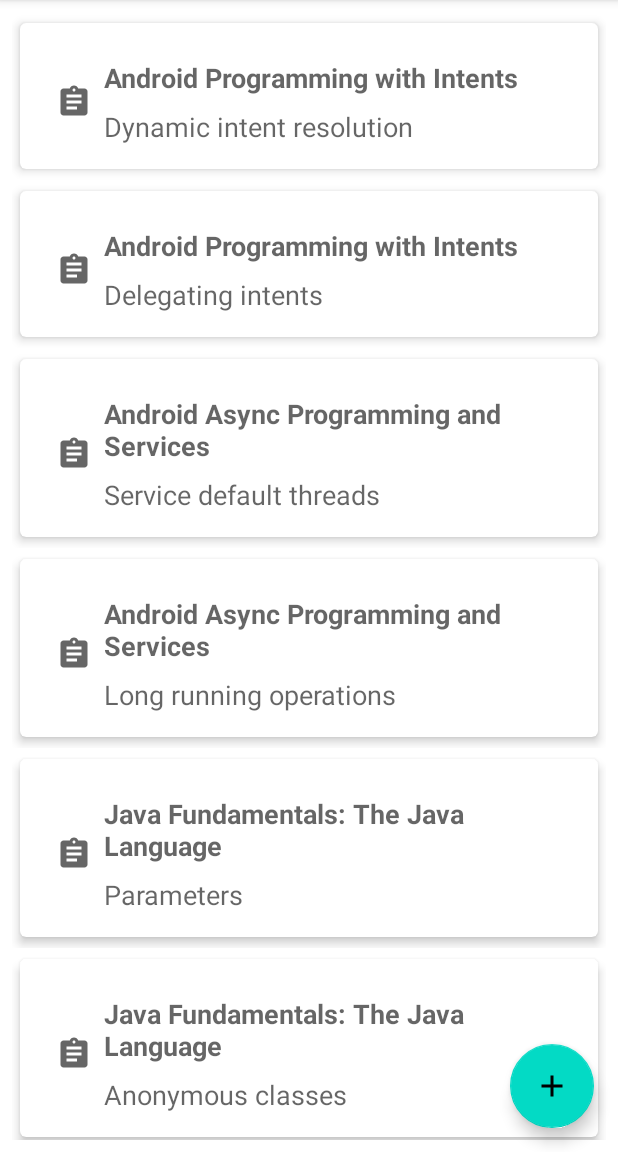
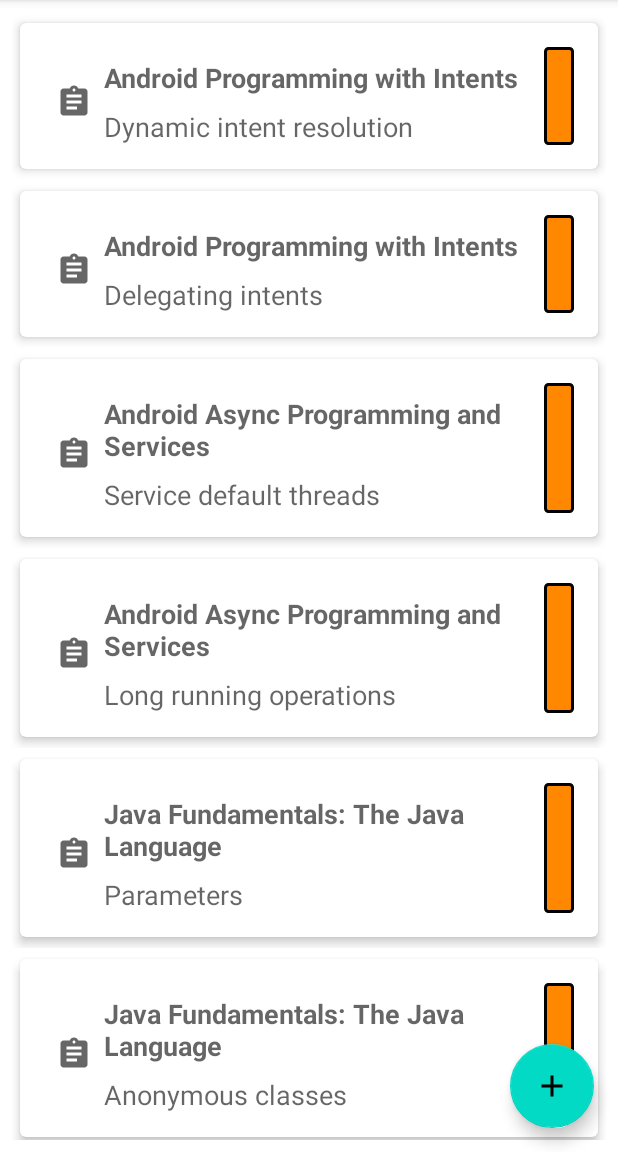
Before and after one commit to MohamedMohy9192/note-keeper, an Android app: the screen it shows after launch (NoteListActivity), on a phone screen of 412 x 824 dp, the part 84-1236 px from its top. Run offline under Robolectric (Android 15) with nearby library versions, the phone set to English and light mode, and no system bars.

Commit message:
Create shape drawable resource to add polish to note list item

```diff
--- a/app/src/main/res/drawable/red_rectangle.xml
+++ b/app/src/main/res/drawable/red_rectangle.xml
@@ -1,4 +1,8 @@
 <?xml version="1.0" encoding="utf-8"?>
-<shape xmlns:android="http://schemas.android.com/apk/res/android">
+<shape xmlns:android="http://schemas.android.com/apk/res/android"
+    android:shape="rectangle">
+    <solid android:color="@android:color/holo_orange_dark"/>
+    <stroke android:width="2dp" android:color="@android:color/black"/>
+    <corners android:radius="2dp"/>
 
 </shape>
--- a/app/src/main/res/layout/note_list_item.xml
+++ b/app/src/main/res/layout/note_list_item.xml
@@ -38,7 +38,7 @@
                 android:layout_marginEnd="8dp"
                 android:textAppearance="@style/TextAppearance.AppCompat.Medium"
                 android:textStyle="bold"
-                app:layout_constraintEnd_toEndOf="parent"
+                app:layout_constraintEnd_toStartOf="@+id/imageView2"
                 app:layout_constraintStart_toEndOf="@+id/imageView"
                 app:layout_constraintTop_toTopOf="parent"
                 tools:text="TextView" />
@@ -51,10 +51,19 @@
                 android:layout_marginTop="8dp"
                 android:layout_marginEnd="8dp"
                 android:textAppearance="@style/TextAppearance.AppCompat.Medium"
-                app:layout_constraintEnd_toEndOf="parent"
+                app:layout_constraintEnd_toStartOf="@+id/imageView2"
                 app:layout_constraintStart_toEndOf="@+id/imageView"
                 app:layout_constraintTop_toBottomOf="@+id/course_name_text_view"
                 tools:text="TextView" />
+
+            <ImageView
+                android:id="@+id/imageView2"
+                android:layout_width="20dp"
+                android:layout_height="0dp"
+                app:layout_constraintBottom_toBottomOf="parent"
+                app:layout_constraintEnd_toEndOf="parent"
+                app:layout_constraintTop_toTopOf="parent"
+                app:srcCompat="@drawable/red_rectangle" />
         </androidx.constraintlayout.widget.ConstraintLayout>
     </androidx.cardview.widget.CardView>
 </FrameLayout>
```
